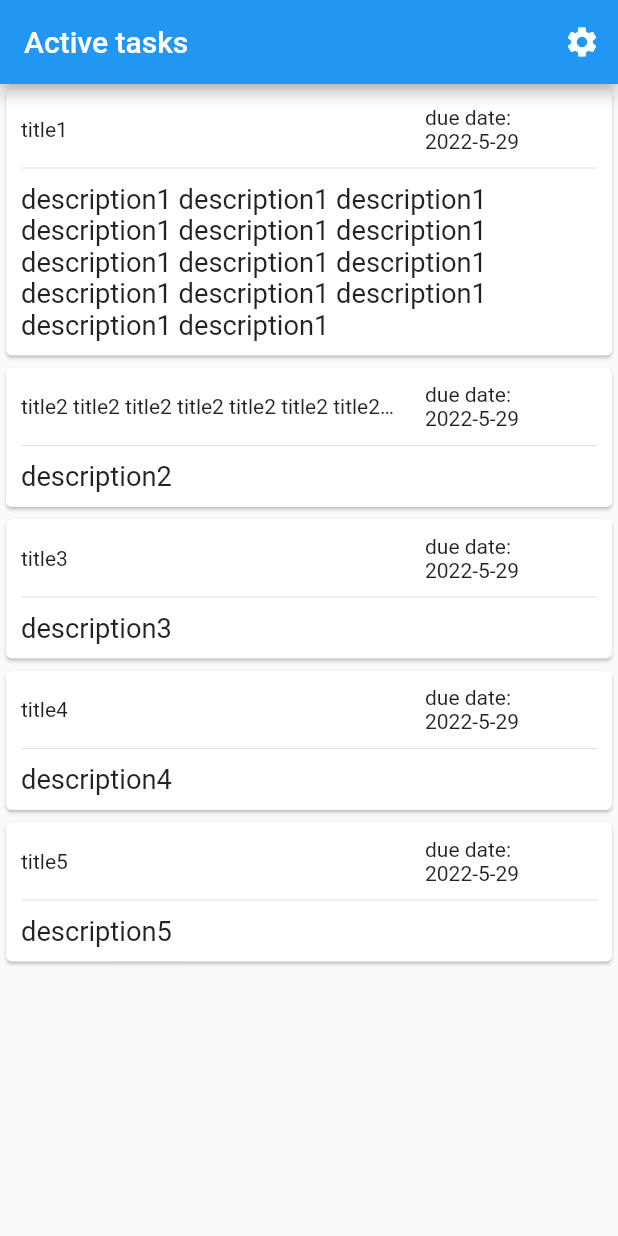
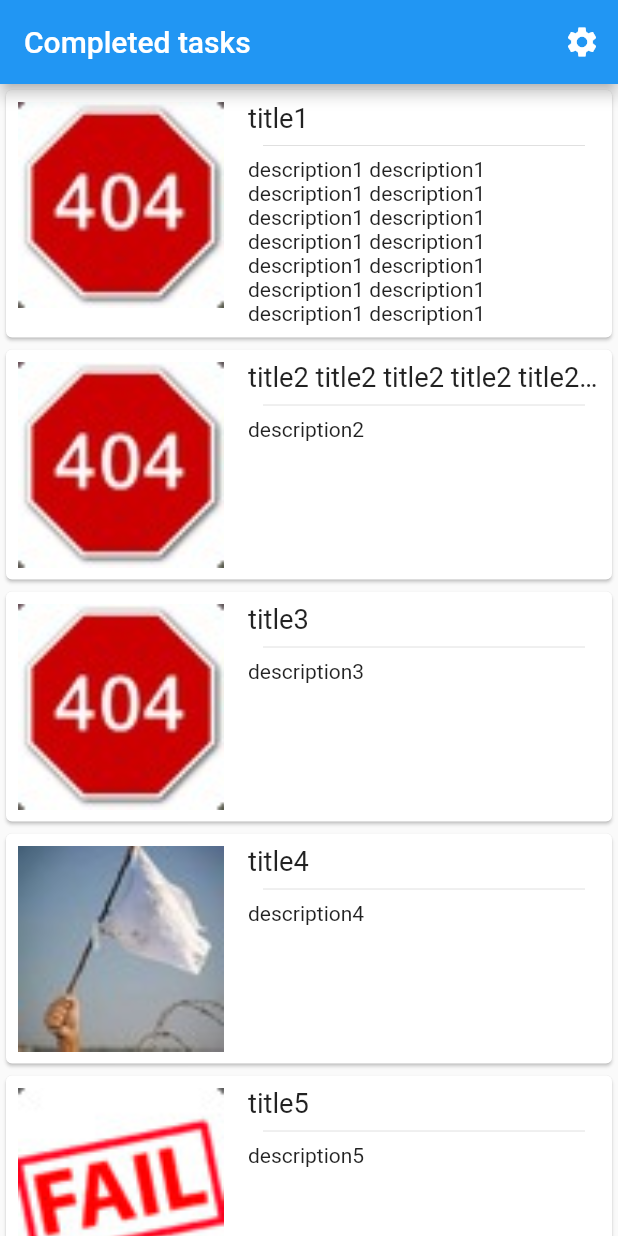
Before and after one commit to ogukuu/task_for_irene, a Flutter app: the screen it shows after launch, on a phone screen of 412 x 824 dp. Run offline on Flutter 3.47's test engine with Material 2 defaults, Android fonts, the phone set to English and light mode, and no system bars; our stand-ins replace shared_preferences; generated files the repository leaves out were written again.

Commit message:
add ComletedTaskListView

```diff
--- a/lib/src/app.dart
+++ b/lib/src/app.dart
@@ -1,7 +1,7 @@
 import 'package:flutter/material.dart';
 import 'package:flutter_gen/gen_l10n/app_localizations.dart';
 import 'package:flutter_localizations/flutter_localizations.dart';
-import 'package:task_for_irene/src/screens/active_tasks_list_view.dart';
+import 'package:task_for_irene/src/screens/completed_tasks_list_view.dart';
 
 import 'models/task.dart';
 import 'sample_feature/sample_item_details_view.dart';
@@ -60,7 +60,7 @@ class MyApp extends StatelessWidget {
         return const SampleItemDetailsView();
       case SampleItemListView.routeName:
       default:
-        return ActiveTasksListView(testTasks); //const SampleItemListView();
+        return CompletedTasksListView(testTasks); //const SampleItemListView();
     }
   }
 }
--- a/lib/src/localization/app_en.arb
+++ b/lib/src/localization/app_en.arb
@@ -7,5 +7,6 @@
   "settingsViewSystemTheme": "System Theme",
   "settingsViewLightTheme": "Light Theme",
   "settingsViewDarkTheme": "Dark Theme",
-  "activeTasksListViewTitle": "Active tasks"
+  "activeTasksListViewTitle": "Active tasks",
+  "completedTasksListViewTitle":"Completed tasks"
 }
--- a/lib/src/models/task.dart
+++ b/lib/src/models/task.dart
@@ -4,7 +4,7 @@ class Task {
   String description;
   DateTime dueDate;
   dynamic photoProof;
-  ReminderFrequency reminderFrequency;
+  ReminderFrequency reminderFrequency; //?
   String status;
 
   Task(this.title, this.description, this.dueDate, this.reminderFrequency,
@@ -31,20 +31,28 @@ class StatusTask {
   static const active = "active";
   static const completed = "completed";
   static const surrender = "surrender";
+  static const fail = "fail";
 }
 
 List<Task> testTasks = [
-  Task.newTask(
+  Task(
       'title1',
       'description1 description1 description1 description1 description1 description1 description1 description1 description1 description1 description1 description1 description1 description1',
       DateTime.now(),
-      ReminderFrequency()),
-  Task.newTask(
+      ReminderFrequency(),
+      StatusTask.active,
+      null),
+  Task(
       'title2 title2 title2 title2 title2 title2 title2 title2 title2 title2 title2 title2',
       'description2',
       DateTime.now(),
-      ReminderFrequency()),
-  Task.newTask('title3', 'description3', DateTime.now(), ReminderFrequency()),
-  Task.newTask('title4', 'description4', DateTime.now(), ReminderFrequency()),
-  Task.newTask('title5', 'description5', DateTime.now(), ReminderFrequency())
+      ReminderFrequency(),
+      StatusTask.active,
+      null),
+  Task('title3', 'description3', DateTime.now(), ReminderFrequency(),
+      StatusTask.completed, null),
+  Task('title4', 'description4', DateTime.now(), ReminderFrequency(),
+      StatusTask.surrender, null),
+  Task('title5', 'description5', DateTime.now(), ReminderFrequency(),
+      StatusTask.fail, null)
 ];
--- a/lib/src/screens/active_tasks_list_view.dart
+++ b/lib/src/screens/active_tasks_list_view.dart
@@ -27,10 +27,8 @@ class ActiveTasksListView extends StatelessWidget {
       body: ListView.builder(
         restorationId: 'activeTasksListView',
         itemCount: _tasks.length,
-        itemBuilder: (BuildContext context, int index) {
-          final item = _tasks[index];
-          return ActiveTaskCard(item);
-        },
+        itemBuilder: (BuildContext context, int index) =>
+            ActiveTaskCard(_tasks[index]),
       ),
     );
   }
--- a/lib/src/screens/completed_tasks_list_view.dart
+++ b/lib/src/screens/completed_tasks_list_view.dart
@@ -1,12 +1,35 @@
 import 'package:flutter/material.dart';
+import 'package:flutter_gen/gen_l10n/app_localizations.dart';
+import 'package:task_for_irene/src/screens/misc/completed_task_card.dart';
+import '../models/task.dart';
+import '../settings/settings_view.dart';
 
 class CompletedTasksListView extends StatelessWidget {
-  const CompletedTasksListView({Key? key}) : super(key: key);
+  const CompletedTasksListView(this._tasks, {Key? key}) : super(key: key);
 
-  static const routeName = '/completed_tasks';
+  static const routeName = '/active_tasks';
+  final List<Task> _tasks;
 
   @override
   Widget build(BuildContext context) {
-    return Container();
+    return Scaffold(
+      appBar: AppBar(
+        title: Text(AppLocalizations.of(context)!.completedTasksListViewTitle),
+        actions: [
+          IconButton(
+            icon: const Icon(Icons.settings),
+            onPressed: () {
+              Navigator.restorablePushNamed(context, SettingsView.routeName);
+            },
+          ),
+        ],
+      ),
+      body: ListView.builder(
+        restorationId: 'activeTasksListView',
+        itemCount: _tasks.length,
+        itemBuilder: (BuildContext context, int index) =>
+            CompletedTaskCard(_tasks[index]),
+      ),
+    );
   }
 }
--- a/lib/src/screens/misc/active_task_card.dart
+++ b/lib/src/screens/misc/active_task_card.dart
@@ -17,10 +17,11 @@ class ActiveTaskCard extends StatelessWidget {
             child: Container(
               alignment: Alignment.centerLeft,
               padding: const EdgeInsets.all(10),
-              child: Text(
-                _task.title,
-                overflow: TextOverflow.ellipsis,
-              ),
+              child: Text(_task.title,
+                  overflow: TextOverflow.ellipsis,
+                  style: DefaultTextStyle.of(context)
+                      .style
+                      .apply(fontSizeFactor: 1.3)),
             ),
           ),
           Expanded(
@@ -29,17 +30,16 @@ class ActiveTaskCard extends StatelessWidget {
                 alignment: Alignment.centerRight,
                 padding: const EdgeInsets.all(10),
                 child: Text("due date: ${formatDate(_task.dueDate)}")),
-          ),
+          )
         ],
       ),
       const Divider(height: 0, indent: 10, endIndent: 10),
       Container(
           alignment: Alignment.centerLeft,
           padding: const EdgeInsets.all(10),
-          child: Text(_task.description,
-              style: DefaultTextStyle.of(context)
-                  .style
-                  .apply(fontSizeFactor: 1.3)))
+          child: Text(
+            _task.description,
+          ))
     ]));
   }
 }
--- a/lib/src/screens/misc/completed_task_card.dart
+++ b/lib/src/screens/misc/completed_task_card.dart
@@ -1,10 +1,70 @@
 import 'package:flutter/material.dart';
 
+import '../../models/task.dart';
+
 class CompletedTaskCard extends StatelessWidget {
-  const CompletedTaskCard({Key? key}) : super(key: key);
+  const CompletedTaskCard(this._task, {Key? key}) : super(key: key);
+  final Task _task;
+
+  Widget _proofPhoto(double maxSize) {
+    const double defSize = 150;
+    final double currentSize = defSize > maxSize ? maxSize : defSize;
+    return Padding(
+        padding: const EdgeInsets.all(8.0),
+        child: SizedBox(
+            width: currentSize,
+            height: currentSize,
+            child: FittedBox(fit: BoxFit.cover, child: _getStatusImage())));
+  }
+
+  Widget _getStatusImage() {
+    switch (_task.status) {
+      case StatusTask.fail:
+        return Image.asset('assets/images/fail.jpg');
+      case StatusTask.surrender:
+        return Image.asset('assets/images/surrender.jpg');
+      case StatusTask.completed:
+        return _task.photoProof ?? Image.asset('assets/images/error.jpg');
+      default:
+        return Image.asset('assets/images/error.jpg');
+    }
+  }
+
+  Widget _taskInfo(BuildContext context) {
+    return Padding(
+      padding: const EdgeInsets.all(8.0),
+      child: Column(crossAxisAlignment: CrossAxisAlignment.start, children: [
+        Text(_task.title,
+            overflow: TextOverflow.ellipsis,
+            style:
+                DefaultTextStyle.of(context).style.apply(fontSizeFactor: 1.3)),
+        const Divider(height: 16, indent: 10, endIndent: 10),
+        Text(_task.description)
+      ]),
+    );
+  }
 
   @override
   Widget build(BuildContext context) {
-    return Container();
+    final double maxWidthProofPhoto = MediaQuery.of(context).size.width / 3;
+    return Card(
+        child: Row(
+            crossAxisAlignment: CrossAxisAlignment.start,
+            verticalDirection: VerticalDirection.down,
+            children: [
+          _proofPhoto(maxWidthProofPhoto),
+          Expanded(child: _taskInfo(context))
+        ]));
   }
 }
+
+
+
+
+/*
+ListTile(
+        title: Text('SampleItem ${item.id}'),
+        leading: const CircleAvatar(
+          foregroundImage: AssetImage('assets/images/flutter_logo.png'),
+        ),
+        onTap: () {});*/
```
Also changed, not shown: assets/images/error.jpg (added), assets/images/fail.jpg (added), assets/images/surrender.jpg (added).
